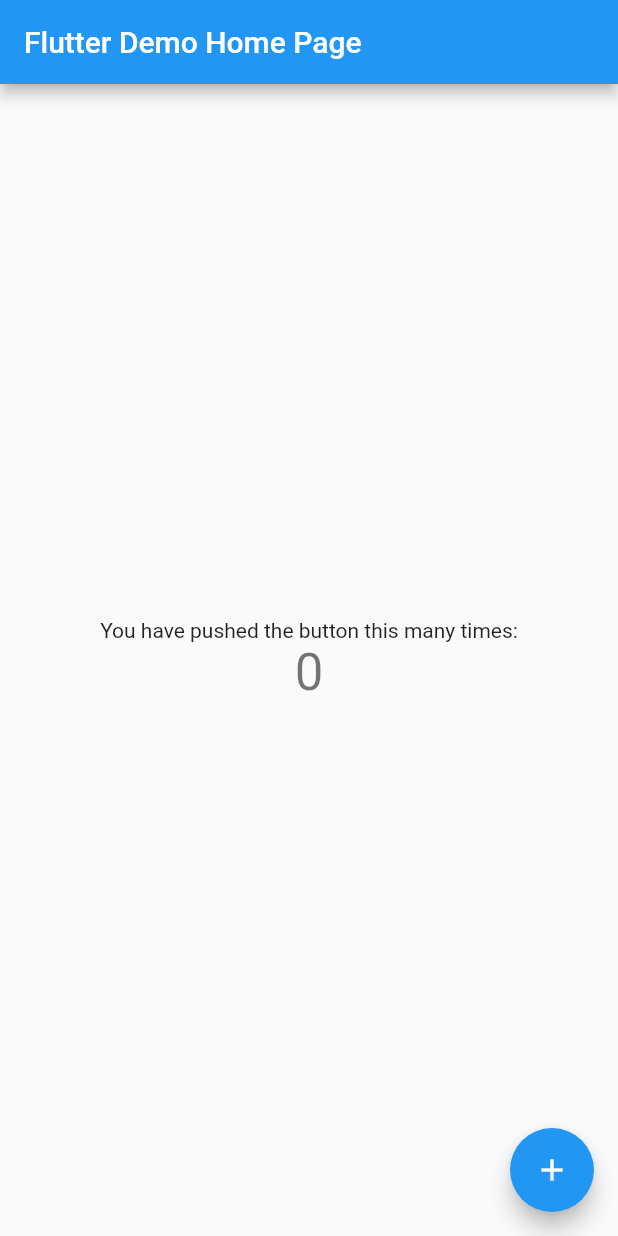
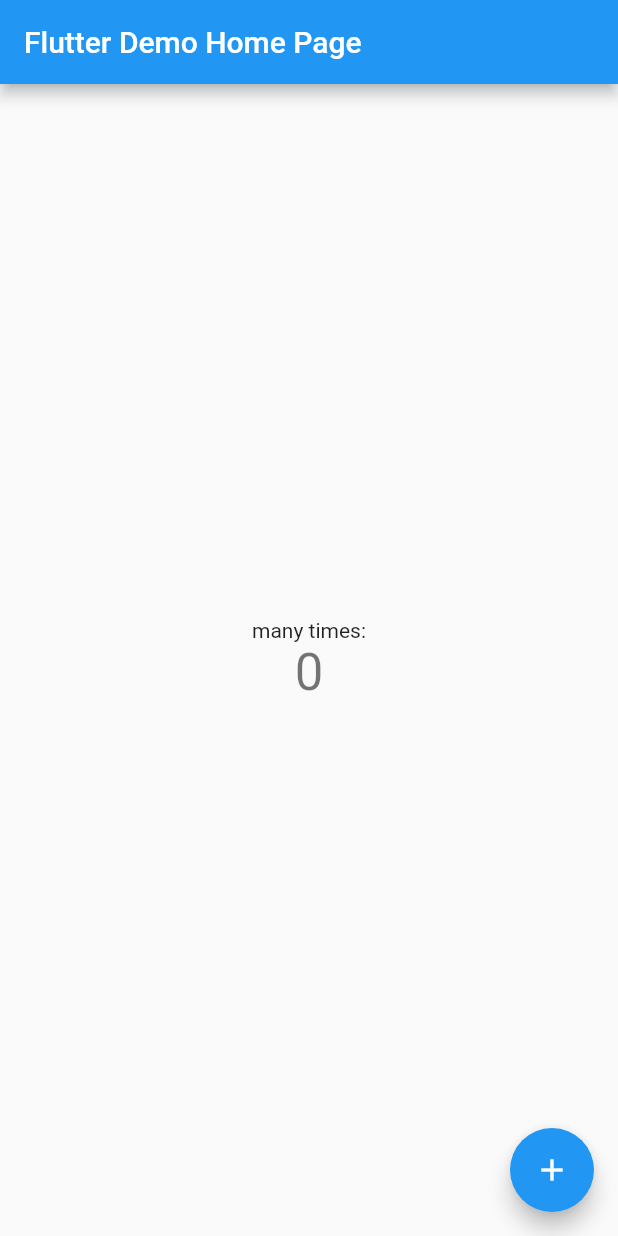
Before and after one commit to MehulVariya/MyDemo, a Flutter app: the screen it shows after launch, on a phone screen of 412 x 824 dp. Run offline on Flutter 3.47's test engine with Material 2 defaults, Android fonts, the phone set to English and light mode, and no system bars.

Commit message:
Update main.dart

```diff
--- a/lib/main.dart
+++ b/lib/main.dart
@@ -96,7 +96,7 @@ class _MyHomePageState extends State<MyHomePage> {
           mainAxisAlignment: MainAxisAlignment.center,
           children: <Widget>[
             const Text(
-              'You have pushed the button this many times:',
+              'many times:',
             ),
             Text(
               '$_counter',
```
